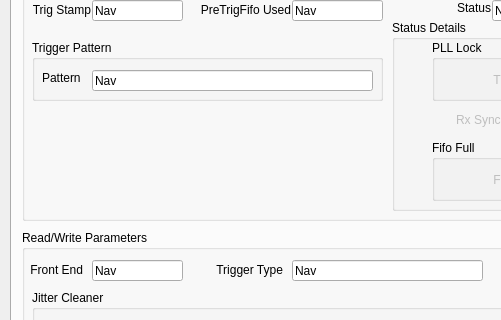
Before: the Qt Designer form qt/mainwindow.ui in DPGA/Dcs, drawn with Qt 5; both pictures show x 0 to 501 and y 152 to 472 of the 1019 by 817 pixel window.
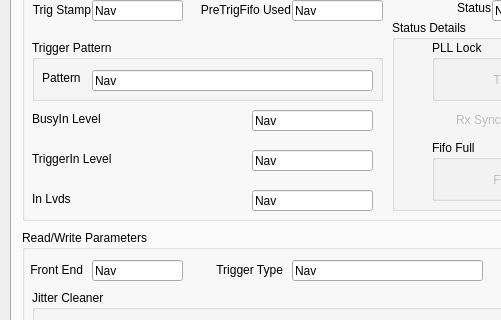
After: the same form once the commit is applied. The open tabs and pages were chosen to show the change.

The edit to the form file:
```diff
--- a/qt/mainwindow.ui
+++ b/qt/mainwindow.ui
@@ -6487,6 +6487,93 @@
         <string>Daq</string>
        </property>
       </widget>
+      <widget class="QLineEdit" name="BusyInLevel">
+       <property name="geometry">
+        <rect>
+         <x>230</x>
+         <y>200</y>
+         <width>121</width>
+         <height>21</height>
+        </rect>
+       </property>
+       <property name="text">
+        <string>Nav</string>
+       </property>
+       <property name="readOnly">
+        <bool>true</bool>
+       </property>
+      </widget>
+      <widget class="QLineEdit" name="TriggerInLevel">
+       <property name="geometry">
+        <rect>
+         <x>230</x>
+         <y>240</y>
+         <width>121</width>
+         <height>21</height>
+        </rect>
+       </property>
+       <property name="text">
+        <string>Nav</string>
+       </property>
+       <property name="readOnly">
+        <bool>true</bool>
+       </property>
+      </widget>
+      <widget class="QLineEdit" name="InLvdsLevel">
+       <property name="geometry">
+        <rect>
+         <x>230</x>
+         <y>280</y>
+         <width>121</width>
+         <height>21</height>
+        </rect>
+       </property>
+       <property name="text">
+        <string>Nav</string>
+       </property>
+       <property name="readOnly">
+        <bool>true</bool>
+       </property>
+      </widget>
+      <widget class="QLabel" name="label_132">
+       <property name="geometry">
+        <rect>
+         <x>10</x>
+         <y>200</y>
+         <width>121</width>
+         <height>18</height>
+        </rect>
+       </property>
+       <property name="text">
+        <string>BusyIn Level</string>
+       </property>
+      </widget>
+      <widget class="QLabel" name="label_133">
+       <property name="geometry">
+        <rect>
+         <x>10</x>
+         <y>240</y>
+         <width>121</width>
+         <height>18</height>
+        </rect>
+       </property>
+       <property name="text">
+        <string>TriggerIn Level</string>
+       </property>
+      </widget>
+      <widget class="QLabel" name="label_134">
+       <property name="geometry">
+        <rect>
+         <x>10</x>
+         <y>280</y>
+         <width>72</width>
+         <height>18</height>
+        </rect>
+       </property>
+       <property name="text">
+        <string>In Lvds</string>
+       </property>
+      </widget>
       <zorder>groupBox_42</zorder>
       <zorder>groupBox_30</zorder>
       <zorder>groupBox_29</zorder>
```
Left out of the diff: 10 changed lines with no effect on the pictures.
